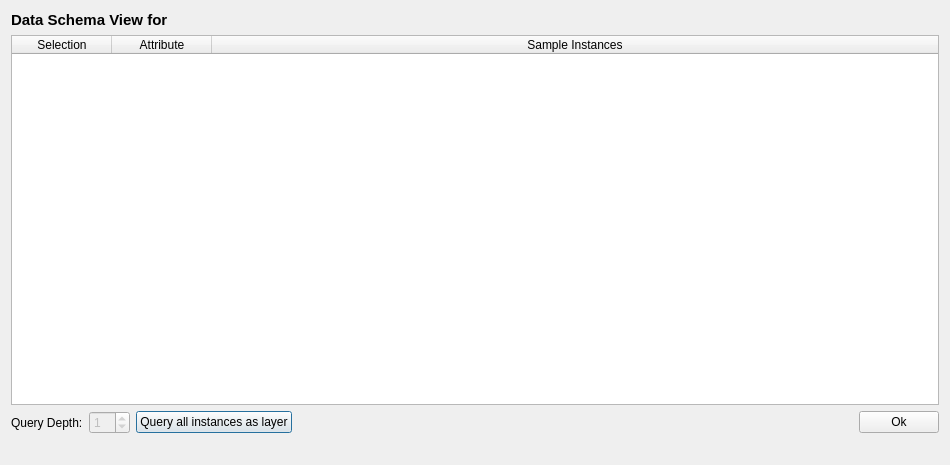
sparqlunicorn/sparqlunicornGoesGIS, file dialogs/ui/dataschemadialog.ui: the form before one commit.
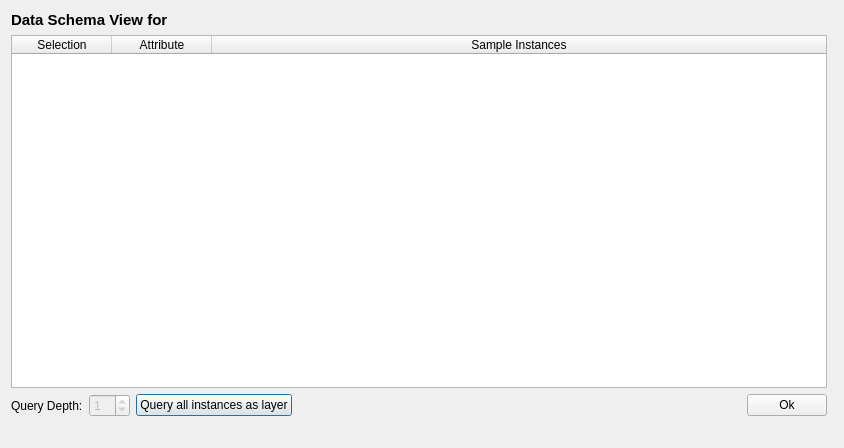
The form after the commit. Custom widgets are drawn as their Qt base class.

What changed in the file:
```diff
--- a/dialogs/ui/dataschemadialog.ui
+++ b/dialogs/ui/dataschemadialog.ui
@@ -6,14 +6,14 @@
    <rect>
     <x>0</x>
     <y>0</y>
-    <width>950</width>
-    <height>465</height>
+    <width>844</width>
+    <height>448</height>
    </rect>
   </property>
   <property name="windowTitle">
    <string>Dialog</string>
   </property>
-  <layout class="QVBoxLayout" name="verticalLayout">
+  <layout class="QHBoxLayout" name="horizontalLayout_5">
    <item>
     <layout class="QVBoxLayout" name="verticalLayout_3">
      <item>
@@ -52,6 +52,8 @@
       </layout>
      </item>
      <item>
+      <layout class="QHBoxLayout" name="horizontalLayout_3">
+       <item>
       <widget class="QTableWidget" name="dataSchemaTableView">
        <property name="editTriggers">
         <set>QAbstractItemView::NoEditTriggers</set>
@@ -97,6 +99,8 @@
        </column>
       </widget>
      </item>
+      </layout>
+     </item>
      <item>
       <layout class="QHBoxLayout" name="horizontalLayout">
        <item>
@@ -161,8 +165,19 @@
      </item>
     </layout>
    </item>
+   <item>
+    <widget class="QgsMapCanvas" name="map_canvas" native="true"/>
+   </item>
   </layout>
  </widget>
+ <customwidgets>
+  <customwidget>
+   <class>QgsMapCanvas</class>
+   <extends>QWidget</extends>
+   <header>qgis.gui</header>
+   <container>1</container>
+  </customwidget>
+ </customwidgets>
  <resources/>
  <connections/>
 </ui>
```
Lines whose indentation alone changed are shown as unchanged.
